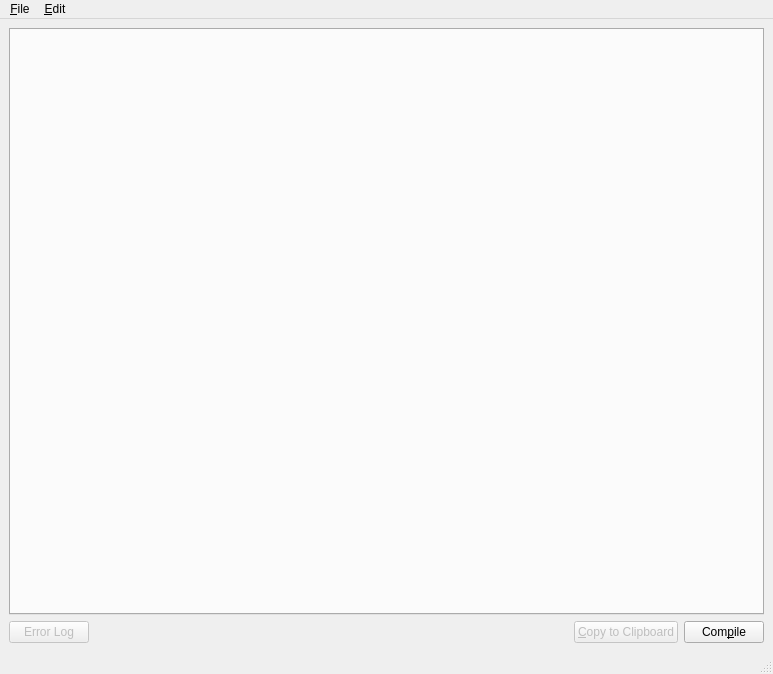
First picture: the form in MainWindow.ui, repository egrath/equagen, before the edit.
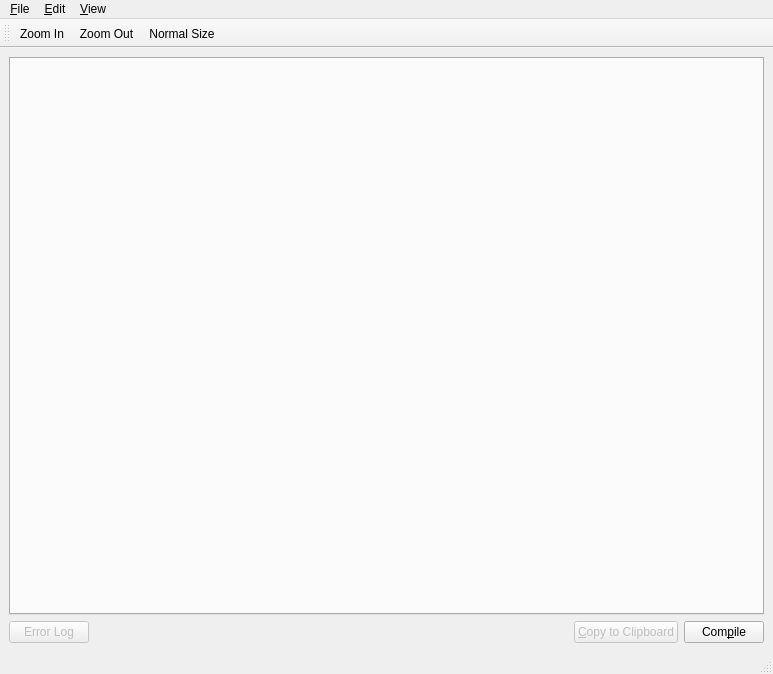
Second picture: the form after the edit. Icons and pictures are not drawn.

```diff
--- a/MainWindow.ui
+++ b/MainWindow.ui
@@ -125,10 +125,33 @@
     </property>
     <addaction name="actionEditOptions"/>
    </widget>
+   <widget class="QMenu" name="menu_View">
+    <property name="title">
+     <string>&amp;View</string>
+    </property>
+    <addaction name="actionViewZoomIn"/>
+    <addaction name="actionViewZoomOut"/>
+    <addaction name="actionViewNormalSize"/>
+   </widget>
    <addaction name="menu_File"/>
    <addaction name="menu_Edit"/>
+   <addaction name="menu_View"/>
   </widget>
   <widget class="QStatusBar" name="statusbar"/>
+  <widget class="QToolBar" name="toolBar">
+   <property name="windowTitle">
+    <string>toolBar</string>
+   </property>
+   <attribute name="toolBarArea">
+    <enum>TopToolBarArea</enum>
+   </attribute>
+   <attribute name="toolBarBreak">
+    <bool>false</bool>
+   </attribute>
+   <addaction name="actionViewZoomIn"/>
+   <addaction name="actionViewZoomOut"/>
+   <addaction name="actionViewNormalSize"/>
+  </widget>
   <action name="actionFileQuit">
    <property name="icon">
     <iconset resource="equagen.qrc">
@@ -168,6 +191,42 @@
     <string>actionButtonCopyClipboard</string>
    </property>
   </action>
+  <action name="actionViewZoomIn">
+   <property name="icon">
+    <iconset resource="equagen.qrc">
+     <normaloff>:/icons/zoom-in</normaloff>:/icons/zoom-in</iconset>
+   </property>
+   <property name="text">
+    <string>Zoom In</string>
+   </property>
+   <property name="iconVisibleInMenu">
+    <bool>true</bool>
+   </property>
+  </action>
+  <action name="actionViewZoomOut">
+   <property name="icon">
+    <iconset resource="equagen.qrc">
+     <normaloff>:/icons/zoom-out</normaloff>:/icons/zoom-out</iconset>
+   </property>
+   <property name="text">
+    <string>Zoom Out</string>
+   </property>
+   <property name="iconVisibleInMenu">
+    <bool>true</bool>
+   </property>
+  </action>
+  <action name="actionViewNormalSize">
+   <property name="icon">
+    <iconset resource="equagen.qrc">
+     <normaloff>:/icons/zoom-original</normaloff>:/icons/zoom-original</iconset>
+   </property>
+   <property name="text">
+    <string>Normal Size</string>
+   </property>
+   <property name="iconVisibleInMenu">
+    <bool>true</bool>
+   </property>
+  </action>
  </widget>
  <resources>
   <include location="equagen.qrc"/>
```
